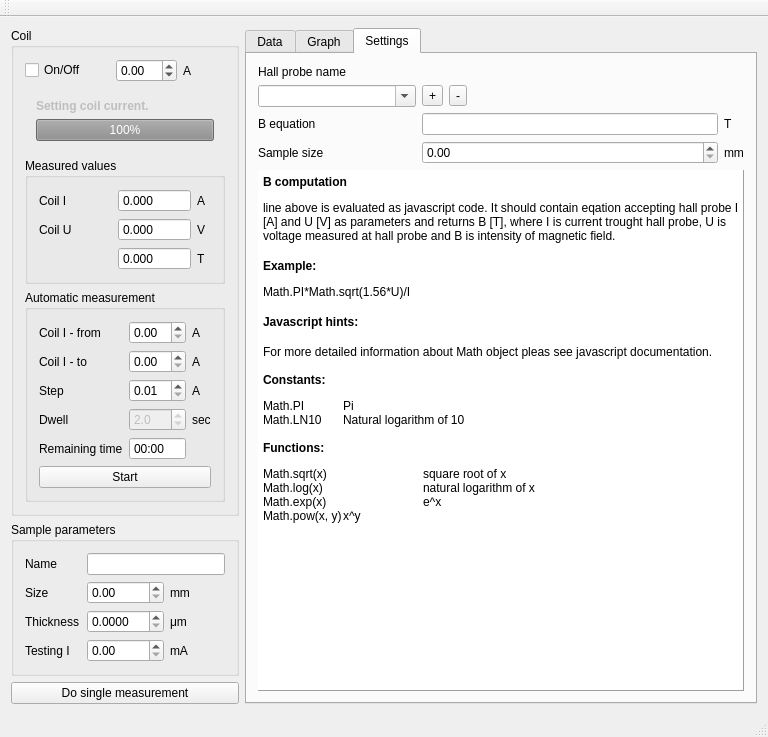
The window that hall/mainwindow.ui (mBr001/hall) describes before a commit, drawn with Qt 5.
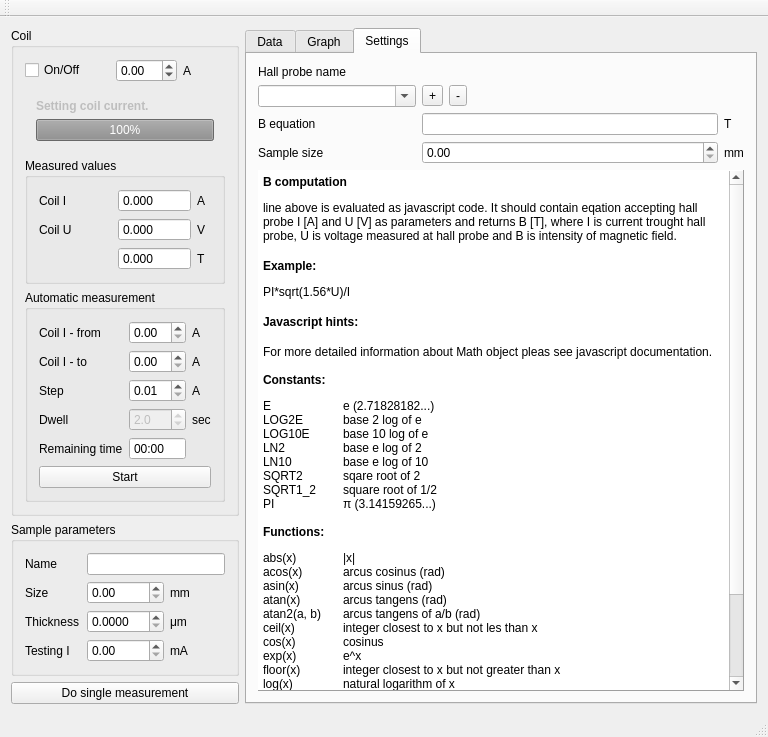
The same window after the commit. Custom widgets are drawn as their Qt base class.

Commit message: simplyfi equation for B no need Math. prefix

```diff
--- a/hall/mainwindow.ui
+++ b/hall/mainwindow.ui
@@ -580,17 +580,17 @@
              <string>&lt;!DOCTYPE HTML PUBLIC &quot;-//W3C//DTD HTML 4.0//EN&quot; &quot;http://www.w3.org/TR/REC-html40/strict.dtd&quot;&gt;
 &lt;html&gt;&lt;head&gt;&lt;meta name=&quot;qrichtext&quot; content=&quot;1&quot; /&gt;&lt;style type=&quot;text/css&quot;&gt;
 p, li { white-space: pre-wrap; }
-&lt;/style&gt;&lt;/head&gt;&lt;body style=&quot; font-family:'Sans Serif'; font-size:10pt; font-weight:400; font-style:normal;&quot;&gt;
-&lt;p style=&quot; margin-top:18px; margin-bottom:12px; margin-left:0px; margin-right:0px; -qt-block-indent:0; text-indent:0px;&quot;&gt;&lt;span style=&quot; font-size:9pt; font-weight:600;&quot;&gt;B computation&lt;/span&gt;&lt;/p&gt;
-&lt;p style=&quot; margin-top:12px; margin-bottom:12px; margin-left:0px; margin-right:0px; -qt-block-indent:0; text-indent:0px;&quot;&gt;&lt;span style=&quot; font-size:9pt;&quot;&gt;line above is evaluated as javascript code. It should contain eqation accepting hall probe &lt;/span&gt;&lt;span style=&quot; font-family:'Courier New,courier'; font-size:9pt;&quot;&gt;I&lt;/span&gt;&lt;span style=&quot; font-size:9pt;&quot;&gt; [A] and &lt;/span&gt;&lt;span style=&quot; font-family:'Courier New,courier'; font-size:9pt;&quot;&gt;U&lt;/span&gt;&lt;span style=&quot; font-size:9pt;&quot;&gt; [V] as parameters and returns &lt;/span&gt;&lt;span style=&quot; font-family:'Courier New,courier'; font-size:9pt;&quot;&gt;B&lt;/span&gt;&lt;span style=&quot; font-size:9pt;&quot;&gt; [T], where &lt;/span&gt;&lt;span style=&quot; font-family:'Courier New,courier'; font-size:9pt;&quot;&gt;I&lt;/span&gt;&lt;span style=&quot; font-size:9pt;&quot;&gt; is current trought hall probe, &lt;/span&gt;&lt;span style=&quot; font-family:'Courier New,courier'; font-size:9pt;&quot;&gt;U&lt;/span&gt;&lt;span style=&quot; font-size:9pt;&quot;&gt; is voltage measured at hall probe and &lt;/span&gt;&lt;span style=&quot; font-family:'Courier New,courier'; font-size:9pt;&quot;&gt;B&lt;/span&gt;&lt;span style=&quot; font-size:9pt;&quot;&gt; is intensity of magnetic field.&lt;/span&gt;&lt;/p&gt;
-&lt;p style=&quot; margin-top:16px; margin-bottom:12px; margin-left:0px; margin-right:0px; -qt-block-indent:0; text-indent:0px;&quot;&gt;&lt;span style=&quot; font-size:9pt; font-weight:600;&quot;&gt;Example:&lt;/span&gt;&lt;/p&gt;
-&lt;p style=&quot; margin-top:12px; margin-bottom:12px; margin-left:0px; margin-right:0px; -qt-block-indent:0; text-indent:0px;&quot;&gt;&lt;span style=&quot; font-family:'Courier New,courier'; font-size:9pt;&quot;&gt;Math.PI*Math.sqrt(1.56*U)/I&lt;/span&gt;&lt;/p&gt;
-&lt;p style=&quot; margin-top:16px; margin-bottom:12px; margin-left:0px; margin-right:0px; -qt-block-indent:0; text-indent:0px;&quot;&gt;&lt;span style=&quot; font-size:9pt; font-weight:600;&quot;&gt;Javascript hints:&lt;/span&gt;&lt;/p&gt;
-&lt;p style=&quot; margin-top:16px; margin-bottom:12px; margin-left:0px; margin-right:0px; -qt-block-indent:0; text-indent:0px;&quot;&gt;&lt;span style=&quot; font-size:9pt;&quot;&gt;For more detailed information about Math object pleas see javascript documentation.&lt;/span&gt;&lt;/p&gt;
-&lt;p style=&quot; margin-top:14px; margin-bottom:12px; margin-left:0px; margin-right:0px; -qt-block-indent:0; text-indent:0px;&quot;&gt;&lt;span style=&quot; font-size:9pt; font-weight:600;&quot;&gt;Constants:&lt;/span&gt;&lt;/p&gt;
-&lt;p style=&quot; margin-top:12px; margin-bottom:12px; margin-left:0px; margin-right:0px; -qt-block-indent:0; text-indent:0px;&quot;&gt;&lt;span style=&quot; font-size:9pt;&quot;&gt;Math.PI	Pi&lt;br /&gt;Math.LN10	Natural logarithm of 10&lt;/span&gt;&lt;/p&gt;
-&lt;p style=&quot; margin-top:14px; margin-bottom:12px; margin-left:0px; margin-right:0px; -qt-block-indent:0; text-indent:0px;&quot;&gt;&lt;span style=&quot; font-size:9pt; font-weight:600;&quot;&gt;Functions:&lt;/span&gt;&lt;/p&gt;
-&lt;p style=&quot; margin-top:12px; margin-bottom:12px; margin-left:0px; margin-right:0px; -qt-block-indent:0; text-indent:0px;&quot;&gt;&lt;span style=&quot; font-size:9pt;&quot;&gt;Math.sqrt(x)		square root of x&lt;br /&gt;Math.log(x)		natural logarithm of x&lt;br /&gt;Math.exp(x)		e^x&lt;br /&gt;Math.pow(x, y)	x^y&lt;/span&gt;&lt;/p&gt;&lt;/body&gt;&lt;/html&gt;</string>
+&lt;/style&gt;&lt;/head&gt;&lt;body style=&quot; font-family:'Sans Serif'; font-size:9pt; font-weight:400; font-style:normal;&quot;&gt;
+&lt;p style=&quot; margin-top:18px; margin-bottom:12px; margin-left:0px; margin-right:0px; -qt-block-indent:0; text-indent:0px;&quot;&gt;&lt;span style=&quot; font-weight:600;&quot;&gt;B computation&lt;/span&gt;&lt;/p&gt;
+&lt;p style=&quot; margin-top:12px; margin-bottom:12px; margin-left:0px; margin-right:0px; -qt-block-indent:0; text-indent:0px;&quot;&gt;line above is evaluated as javascript code. It should contain eqation accepting hall probe &lt;span style=&quot; font-family:'Courier New,courier';&quot;&gt;I&lt;/span&gt; [A] and &lt;span style=&quot; font-family:'Courier New,courier';&quot;&gt;U&lt;/span&gt; [V] as parameters and returns &lt;span style=&quot; font-family:'Courier New,courier';&quot;&gt;B&lt;/span&gt; [T], where &lt;span style=&quot; font-family:'Courier New,courier';&quot;&gt;I&lt;/span&gt; is current trought hall probe, &lt;span style=&quot; font-family:'Courier New,courier';&quot;&gt;U&lt;/span&gt; is voltage measured at hall probe and &lt;span style=&quot; font-family:'Courier New,courier';&quot;&gt;B&lt;/span&gt; is intensity of magnetic field.&lt;/p&gt;
+&lt;p style=&quot; margin-top:16px; margin-bottom:12px; margin-left:0px; margin-right:0px; -qt-block-indent:0; text-indent:0px;&quot;&gt;&lt;span style=&quot; font-weight:600;&quot;&gt;Example:&lt;/span&gt;&lt;/p&gt;
+&lt;p style=&quot; margin-top:12px; margin-bottom:12px; margin-left:0px; margin-right:0px; -qt-block-indent:0; text-indent:0px;&quot;&gt;&lt;span style=&quot; font-family:'Courier New,courier';&quot;&gt;PI*sqrt(1.56*U)/I&lt;/span&gt;&lt;/p&gt;
+&lt;p style=&quot; margin-top:16px; margin-bottom:12px; margin-left:0px; margin-right:0px; -qt-block-indent:0; text-indent:0px;&quot;&gt;&lt;span style=&quot; font-weight:600;&quot;&gt;Javascript hints:&lt;/span&gt;&lt;/p&gt;
+&lt;p style=&quot; margin-top:16px; margin-bottom:12px; margin-left:0px; margin-right:0px; -qt-block-indent:0; text-indent:0px;&quot;&gt;For more detailed information about Math object pleas see javascript documentation.&lt;/p&gt;
+&lt;p style=&quot; margin-top:14px; margin-bottom:12px; margin-left:0px; margin-right:0px; -qt-block-indent:0; text-indent:0px;&quot;&gt;&lt;span style=&quot; font-weight:600;&quot;&gt;Constants:&lt;/span&gt;&lt;/p&gt;
+&lt;p style=&quot; margin-top:12px; margin-bottom:12px; margin-left:0px; margin-right:0px; -qt-block-indent:0; text-indent:0px;&quot;&gt;&lt;span style=&quot; font-family:'Courier New,courier';&quot;&gt;E	e (2.71828182...)&lt;br /&gt;LOG2E	base 2 log of e&lt;br /&gt;LOG10E	base 10 log of e&lt;br /&gt;LN2	base e log of 2&lt;br /&gt;LN10	base e log of 10&lt;br /&gt;SQRT2	sqare root of 2&lt;br /&gt;SQRT1_2	square root of 1/2&lt;br /&gt;PI	π (3.14159265...)&lt;/span&gt;&lt;/p&gt;
+&lt;p style=&quot; margin-top:14px; margin-bottom:12px; margin-left:0px; margin-right:0px; -qt-block-indent:0; text-indent:0px;&quot;&gt;&lt;span style=&quot; font-weight:600;&quot;&gt;Functions:&lt;/span&gt;&lt;/p&gt;
+&lt;p style=&quot; margin-top:12px; margin-bottom:12px; margin-left:0px; margin-right:0px; -qt-block-indent:0; text-indent:0px;&quot;&gt;&lt;span style=&quot; font-family:'Courier New,courier';&quot;&gt;abs(x)	|x|&lt;br /&gt;acos(x)	arcus cosinus (rad)&lt;br /&gt;asin(x)	arcus sinus (rad)&lt;br /&gt;atan(x)	arcus tangens (rad)&lt;br /&gt;atan2(a, b)	arcus tangens of a/b (rad)&lt;br /&gt;ceil(x)	integer closest to x but not les than x&lt;br /&gt;cos(x)	cosinus&lt;br /&gt;exp(x)	e^x&lt;br /&gt;floor(x)	integer closest to x but not greater than x&lt;br /&gt;log(x)	natural logarithm of x&lt;br /&gt;max(a, b)	maximum&lt;br /&gt;min(a, b)	minimum&lt;br /&gt;pow(x, y)	x^y&lt;br /&gt;random()	random number in range 0. - 1.&lt;br /&gt;round(x)	integer closest to x&lt;br /&gt;sqrt(x)	square root of x&lt;br /&gt;tan(x)	tangent&lt;/span&gt;&lt;/p&gt;&lt;/body&gt;&lt;/html&gt;</string>
             </property>
             <property name="textInteractionFlags">
              <set>Qt::TextSelectableByKeyboard|Qt::TextSelectableByMouse</set>
```
The commit also changes 1 other file.
